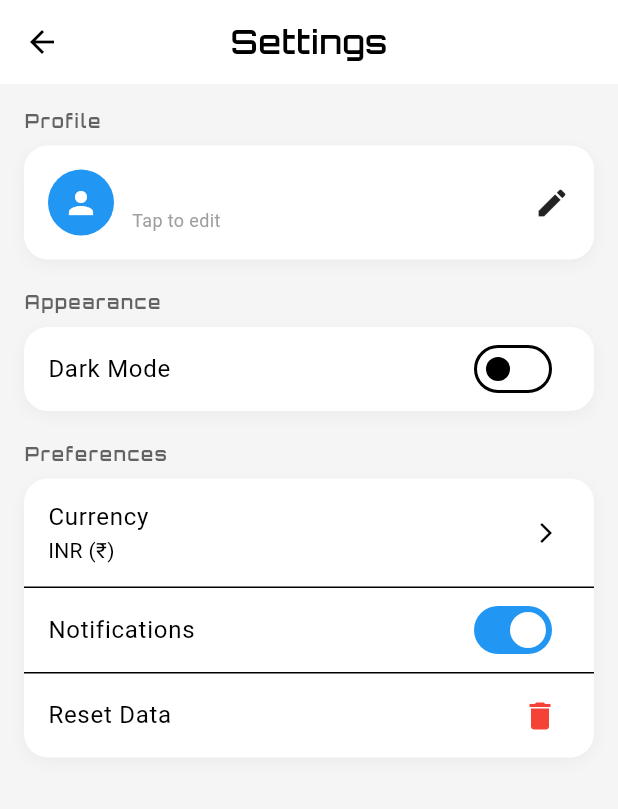
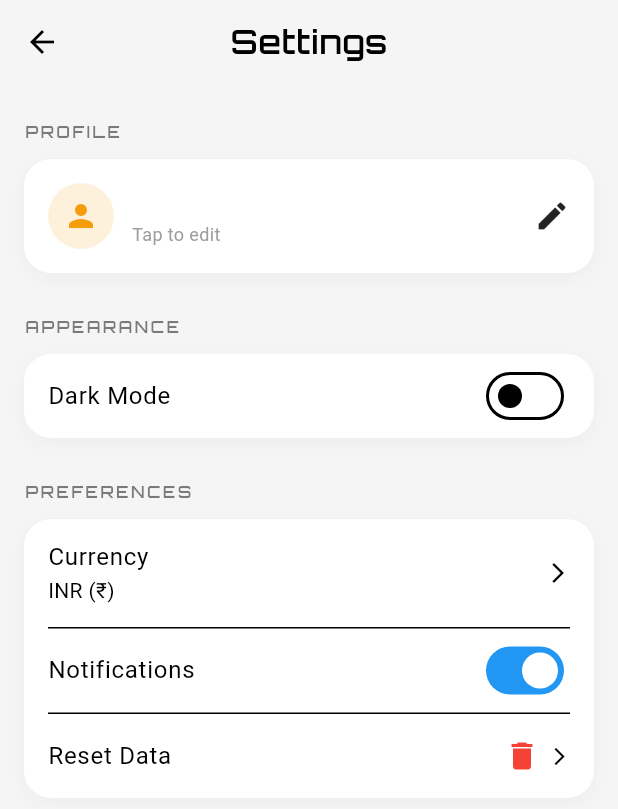
Before and after one commit to prajaktajadhav177/PocketPilot, a Flutter app: the SettingsScreen screen opened directly with empty values, on a phone screen of 412 x 824 dp. Shown: the top 809 px of the screen. Run offline on Flutter 3.47's test engine with Material 3 defaults, Android fonts, the light colour scheme and no system bars; our stand-ins replace fl_chart, flutter_svg, google_fonts, hive, hive_flutter, shared_preferences; accounts and stored records are empty.

Commit message:
Added changes

```diff
--- a/lib/settings_screen.dart
+++ b/lib/settings_screen.dart
@@ -133,22 +133,22 @@ void toggleTheme(bool value) async{
 
  @override
 Widget build(BuildContext context) {
-
 BoxDecoration _cardDecoration(BuildContext context) {
   return BoxDecoration(
-    borderRadius: BorderRadius.circular(16),
+    borderRadius: BorderRadius.circular(18),
     color: Theme.of(context).cardColor,
     boxShadow: [
       BoxShadow(
-        color: Colors.black.withOpacity(0.04),
-        blurRadius: 8,
-        offset: const Offset(0, 3),
+        color: Colors.black.withOpacity(0.03),
+        blurRadius: 10,
+        offset: const Offset(0, 4),
       )
     ],
   );
 }
   return Scaffold(
     appBar: AppBar(
+      backgroundColor: Theme.of(context).scaffoldBackgroundColor,
       title: Text(
   "Settings",
   style: GoogleFonts.orbitron(
@@ -172,9 +172,10 @@ Widget build(BuildContext context) {
     decoration: _cardDecoration(context),
     child: Row(
       children: [
-        const CircleAvatar(
+        CircleAvatar(
   radius: 22,
-          child: Icon(Icons.person),
+  backgroundColor: const Color(0xFFF59E0B).withOpacity(0.15),
+  child: const Icon(Icons.person, color: Color(0xFFF59E0B)),
 ),
         const SizedBox(width: 12),
 
@@ -214,6 +215,7 @@ Widget build(BuildContext context) {
         Container(
           decoration: _cardDecoration(context),
           child: ListTile(
+              contentPadding: const EdgeInsets.symmetric(horizontal: 16),
             title: const Text("Dark Mode"),
             trailing: Switch(
               value: isDarkMode,
@@ -232,14 +234,19 @@ Widget build(BuildContext context) {
             children: [
 
               ListTile(
+                  contentPadding: const EdgeInsets.symmetric(horizontal: 16),
                 title: const Text("Currency"),
                 subtitle: const Text("INR (₹)"),
                 trailing: const Icon(Icons.arrow_forward_ios, size: 16),
               ),
 
-              Divider(height: 1),
+              const Padding(
+  padding: EdgeInsets.symmetric(horizontal: 16),
+  child: Divider(height: 1),
+),
 
               ListTile(
+                  contentPadding: const EdgeInsets.symmetric(horizontal: 16),
                 title: const Text("Notifications"),
                 trailing: Switch(
                   value: true,
@@ -247,11 +254,22 @@ Widget build(BuildContext context) {
                 ),
               ),
 
-              Divider(height: 1),
+             const Padding(
+  padding: EdgeInsets.symmetric(horizontal: 16),
+  child: Divider(height: 1),
+),
 
               ListTile(
+                  contentPadding: const EdgeInsets.symmetric(horizontal: 16),
                 title: const Text("Reset Data"),
-                trailing: const Icon(Icons.delete, color: Colors.red),
+                trailing: Row(
+  mainAxisSize: MainAxisSize.min,
+  children: const [
+    Icon(Icons.delete, color: Colors.red),
+    SizedBox(width: 6),
+    Icon(Icons.arrow_forward_ios, size: 14),
+  ],
+),
                 onTap: () {
                   _showResetDialog();
                 },
@@ -266,18 +284,18 @@ Widget build(BuildContext context) {
 
 Widget _buildSectionTitle(String title) {
   return Padding(
-    padding: const EdgeInsets.only(bottom: 8),
+    padding: const EdgeInsets.only(bottom: 10, top: 8),
     child: Text(
-      title,
+      title.toUpperCase(),
       style: GoogleFonts.orbitron(
-  fontSize: 12,
-  letterSpacing: 1,
-  fontWeight: FontWeight.w700,
+        fontSize: 11,
+        letterSpacing: 1.5,
+        fontWeight: FontWeight.w600,
         color: Theme.of(context)
             .textTheme
             .bodySmall
             ?.color
-      ?.withOpacity(0.6),
+            ?.withOpacity(0.5),
       ),
     ),
   );
```
Also changed, not shown: lib/add_transaction_screen.dart (+14 -5 lines), lib/insight_screen.dart (+89 -3 lines). Lines whose indentation alone changed are shown as unchanged.
